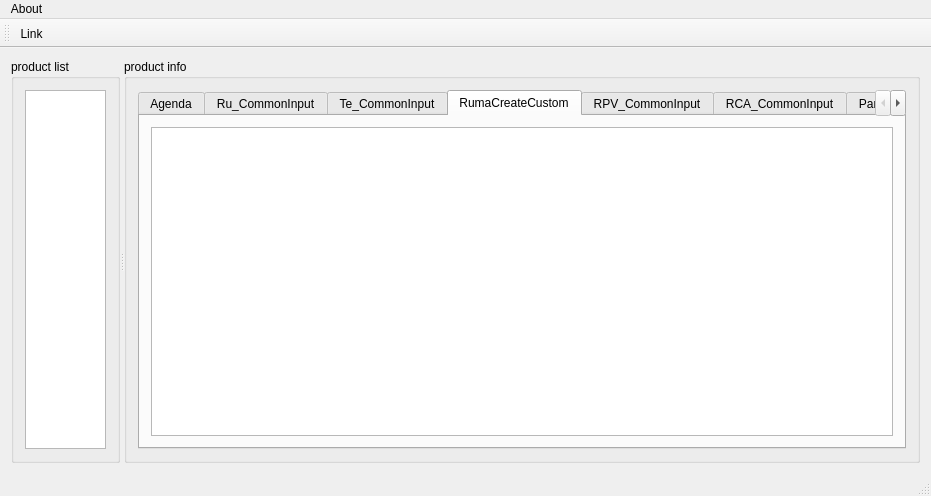
pengjianaixue/TEConfiguretool, file mainwindow.ui: the form before one commit.
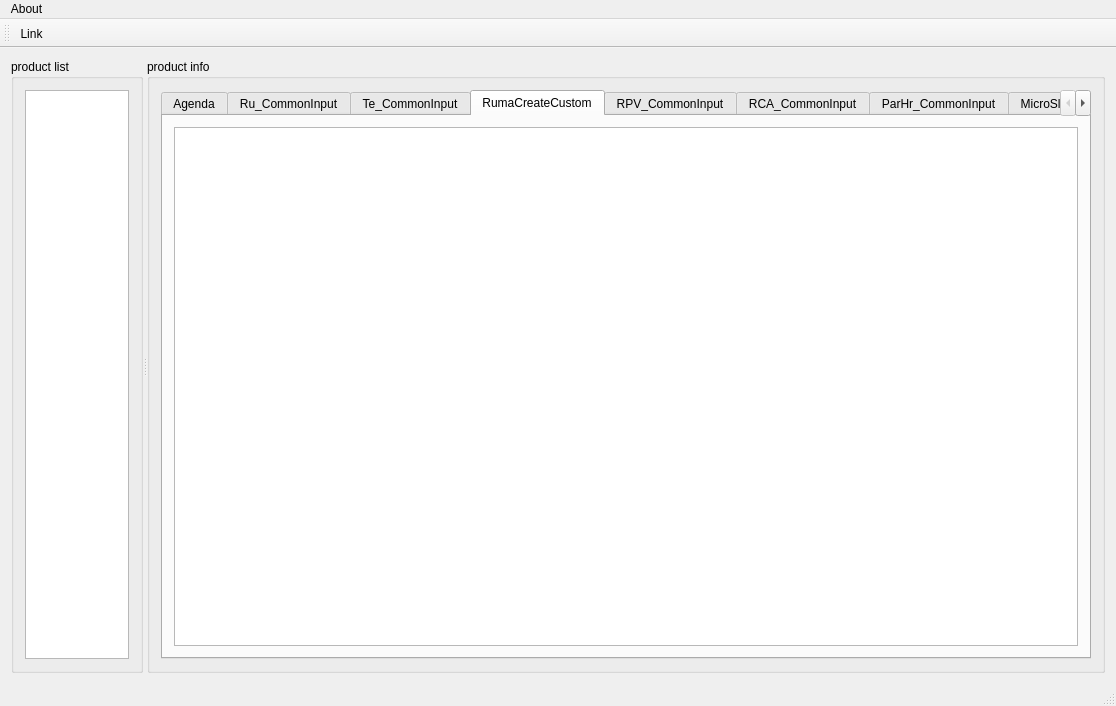
The form after the commit. Icons and pictures are not drawn.

```diff
--- a/mainwindow.ui
+++ b/mainwindow.ui
@@ -6,8 +6,8 @@
    <rect>
     <x>0</x>
     <y>0</y>
-    <width>931</width>
-    <height>496</height>
+    <width>1116</width>
+    <height>706</height>
    </rect>
   </property>
   <property name="windowTitle">
@@ -222,8 +222,8 @@
     <rect>
      <x>0</x>
      <y>0</y>
-     <width>931</width>
-     <height>17</height>
+     <width>1116</width>
+     <height>31</height>
     </rect>
    </property>
    <widget class="QMenu" name="menuAbout">
```
